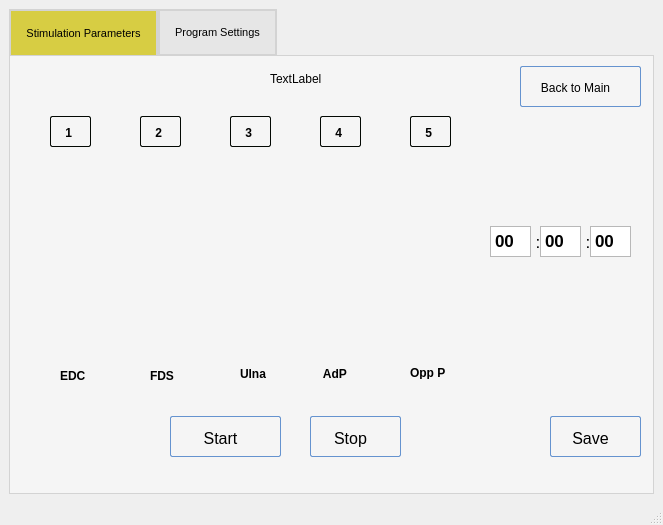
The window that POML060_v1/stageprogram.ui (viniltc/POML060) describes before a commit, drawn with Qt 5.
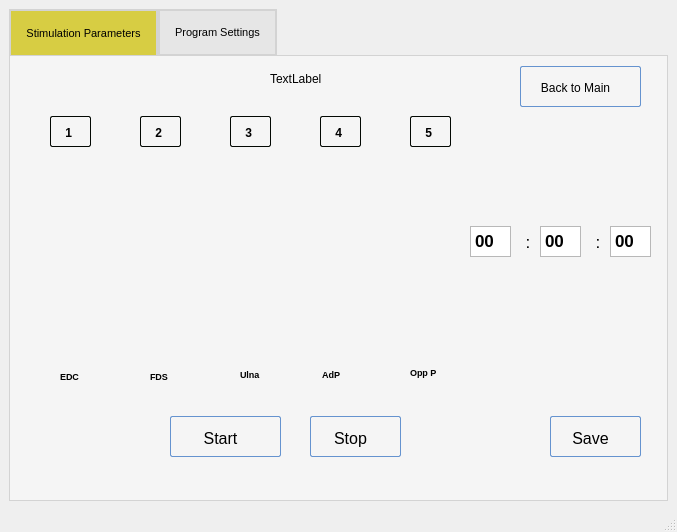
The same window after the commit. The open tabs and pages were chosen to show the change. Icons and pictures are not drawn. Custom widgets are drawn as their Qt base class.

What changed in the file:
```diff
--- a/POML060_v1/stageprogram.ui
+++ b/POML060_v1/stageprogram.ui
@@ -6,8 +6,8 @@
    <rect>
     <x>0</x>
     <y>0</y>
-    <width>663</width>
-    <height>525</height>
+    <width>677</width>
+    <height>532</height>
    </rect>
   </property>
   <property name="windowTitle">
@@ -657,6 +657,7 @@
         </property>
         <property name="font">
          <font>
+          <pointsize>7</pointsize>
           <weight>75</weight>
           <bold>true</bold>
          </font>
@@ -676,6 +677,7 @@
         </property>
         <property name="font">
          <font>
+          <pointsize>7</pointsize>
           <weight>75</weight>
           <bold>true</bold>
          </font>
@@ -695,6 +697,7 @@
         </property>
         <property name="font">
          <font>
+          <pointsize>7</pointsize>
           <weight>75</weight>
           <bold>true</bold>
          </font>
@@ -714,6 +717,7 @@
         </property>
         <property name="font">
          <font>
+          <pointsize>7</pointsize>
           <weight>75</weight>
           <bold>true</bold>
          </font>
@@ -733,6 +737,7 @@
         </property>
         <property name="font">
          <font>
+          <pointsize>7</pointsize>
           <weight>75</weight>
           <bold>true</bold>
          </font>
@@ -744,7 +749,7 @@
        <widget class="QTextEdit" name="minutesText">
         <property name="geometry">
          <rect>
-          <x>480</x>
+          <x>460</x>
           <y>170</y>
           <width>41</width>
           <height>31</height>
@@ -752,7 +757,7 @@
         </property>
         <property name="font">
          <font>
-          <pointsize>13</pointsize>
+          <pointsize>10</pointsize>
           <weight>75</weight>
           <bold>true</bold>
          </font>
@@ -761,8 +766,8 @@
          <string>&lt;!DOCTYPE HTML PUBLIC &quot;-//W3C//DTD HTML 4.0//EN&quot; &quot;http://www.w3.org/TR/REC-html40/strict.dtd&quot;&gt;
 &lt;html&gt;&lt;head&gt;&lt;meta name=&quot;qrichtext&quot; content=&quot;1&quot; /&gt;&lt;style type=&quot;text/css&quot;&gt;
 p, li { white-space: pre-wrap; }
-&lt;/style&gt;&lt;/head&gt;&lt;body style=&quot; font-family:'MS Shell Dlg 2'; font-size:13pt; font-weight:600; font-style:normal;&quot;&gt;
-&lt;p style=&quot; margin-top:0px; margin-bottom:0px; margin-left:0px; margin-right:0px; -qt-block-indent:0; text-indent:0px;&quot;&gt;&lt;span style=&quot; font-family:'MS Shell Dlg 2';&quot;&gt;00&lt;/span&gt;&lt;/p&gt;&lt;/body&gt;&lt;/html&gt;</string>
+&lt;/style&gt;&lt;/head&gt;&lt;body style=&quot; font-family:'MS Shell Dlg 2'; font-size:10pt; font-weight:600; font-style:normal;&quot;&gt;
+&lt;p style=&quot; margin-top:0px; margin-bottom:0px; margin-left:0px; margin-right:0px; -qt-block-indent:0; text-indent:0px;&quot;&gt;&lt;span style=&quot; font-family:'MS Shell Dlg 2'; font-size:13pt;&quot;&gt;00&lt;/span&gt;&lt;/p&gt;&lt;/body&gt;&lt;/html&gt;</string>
         </property>
        </widget>
        <widget class="QTextEdit" name="secondsText">
@@ -792,7 +797,7 @@
        <widget class="QTextEdit" name="hundredthsText">
         <property name="geometry">
          <rect>
-          <x>580</x>
+          <x>600</x>
           <y>170</y>
           <width>41</width>
           <height>31</height>
@@ -800,7 +805,7 @@
         </property>
         <property name="font">
          <font>
-          <pointsize>13</pointsize>
+          <pointsize>10</pointsize>
           <weight>75</weight>
           <bold>true</bold>
          </font>
@@ -809,14 +814,14 @@
          <string>&lt;!DOCTYPE HTML PUBLIC &quot;-//W3C//DTD HTML 4.0//EN&quot; &quot;http://www.w3.org/TR/REC-html40/strict.dtd&quot;&gt;
 &lt;html&gt;&lt;head&gt;&lt;meta name=&quot;qrichtext&quot; content=&quot;1&quot; /&gt;&lt;style type=&quot;text/css&quot;&gt;
 p, li { white-space: pre-wrap; }
-&lt;/style&gt;&lt;/head&gt;&lt;body style=&quot; font-family:'MS Shell Dlg 2'; font-size:13pt; font-weight:600; font-style:normal;&quot;&gt;
-&lt;p style=&quot; margin-top:0px; margin-bottom:0px; margin-left:0px; margin-right:0px; -qt-block-indent:0; text-indent:0px;&quot;&gt;&lt;span style=&quot; font-family:'MS Shell Dlg 2';&quot;&gt;00&lt;/span&gt;&lt;/p&gt;&lt;/body&gt;&lt;/html&gt;</string>
+&lt;/style&gt;&lt;/head&gt;&lt;body style=&quot; font-family:'MS Shell Dlg 2'; font-size:10pt; font-weight:600; font-style:normal;&quot;&gt;
+&lt;p style=&quot; margin-top:0px; margin-bottom:0px; margin-left:0px; margin-right:0px; -qt-block-indent:0; text-indent:0px;&quot;&gt;&lt;span style=&quot; font-family:'MS Shell Dlg 2'; font-size:13pt;&quot;&gt;00&lt;/span&gt;&lt;/p&gt;&lt;/body&gt;&lt;/html&gt;</string>
         </property>
        </widget>
        <widget class="QLabel" name="label_9">
         <property name="geometry">
          <rect>
-          <x>520</x>
+          <x>510</x>
           <y>170</y>
           <width>16</width>
           <height>31</height>
@@ -837,7 +842,7 @@
        <widget class="QLabel" name="label_10">
         <property name="geometry">
          <rect>
-          <x>570</x>
+          <x>580</x>
           <y>170</y>
           <width>16</width>
           <height>31</height>
```
Left out of the diff: 20 changed lines with no effect on the pictures.
